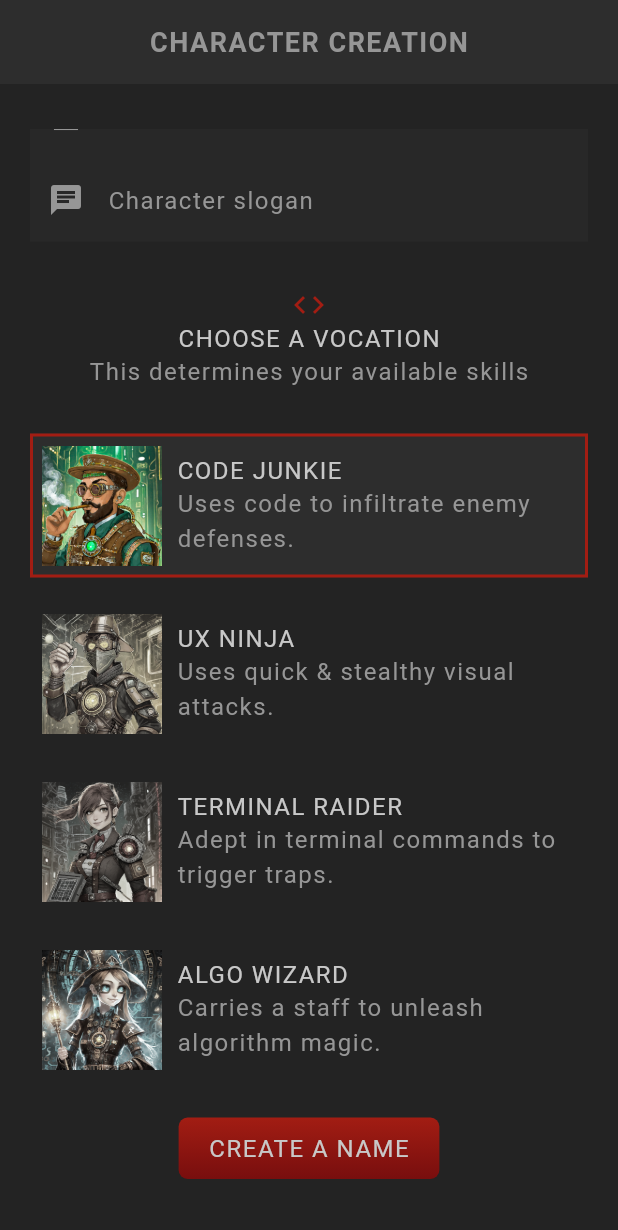
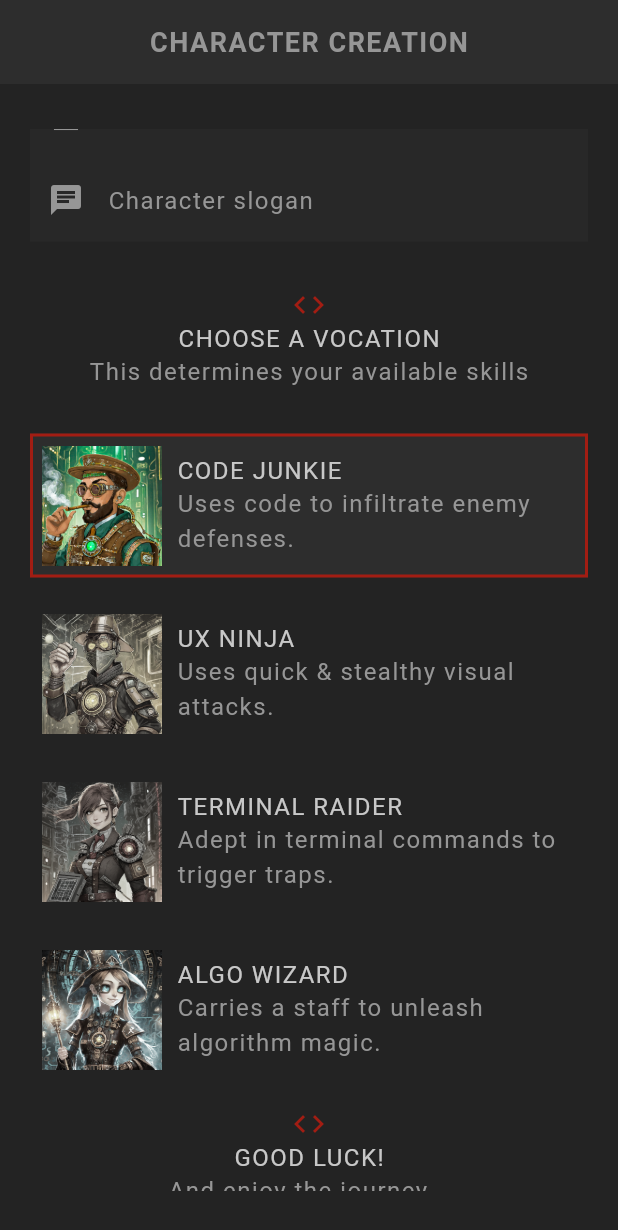
Before and after one commit to jwhubert91/flutter_rpg, a Flutter app: the screen it shows after launch, scrolled down 133 dp, on a phone screen of 412 x 824 dp. Shown: the top 1230 px of the screen. Run offline on Flutter 3.47's test engine with Material 3 defaults, Android fonts, the phone set to English and light mode, and no system bars; our stand-ins replace google_fonts; Roboto replaces fonts that are missing (Kanit).

Commit message:
complete the custom form

```diff
--- a/lib/models/character.dart
+++ b/lib/models/character.dart
@@ -33,7 +33,6 @@ class Character with Stats {
 }
 
 // dummy character data
-
 List<Character> characters = [
   Character(
       id: '1',
--- a/lib/screens/create/create.dart
+++ b/lib/screens/create/create.dart
@@ -8,6 +8,7 @@ import 'package:flutter_rpg/theme.dart';
 
 // models
 import 'package:flutter_rpg/models/vocation.dart';
+import 'package:flutter_rpg/models/character.dart';
 
 // widgets
 import 'package:flutter_rpg/screens/create/vocation_card.dart';
@@ -57,6 +58,11 @@ class _CreateState extends State<Create> {
       // show error dialog - missing slogan
       return;
     }
+    characters.add(Character(
+        name: _nameController.text.trim(),
+        slogan: _sloganController.text.trim(),
+        vocation: selectedVocation,
+        id: uuid.v4()));
   }
 
   @override
@@ -129,6 +135,12 @@ class _CreateState extends State<Create> {
               selected: selectedVocation == Vocation.wizard,
             ),
 
+            // good luck message
+            Center(child: Icon(Icons.code, color: AppColors.primaryColor)),
+            const Center(child: StyledHeading("Good luck!")),
+            const Center(child: StyledText("And enjoy the journey...")),
+            const SizedBox(height: 30),
+
             // submit button
             Center(
               child: StyledButton(
```
